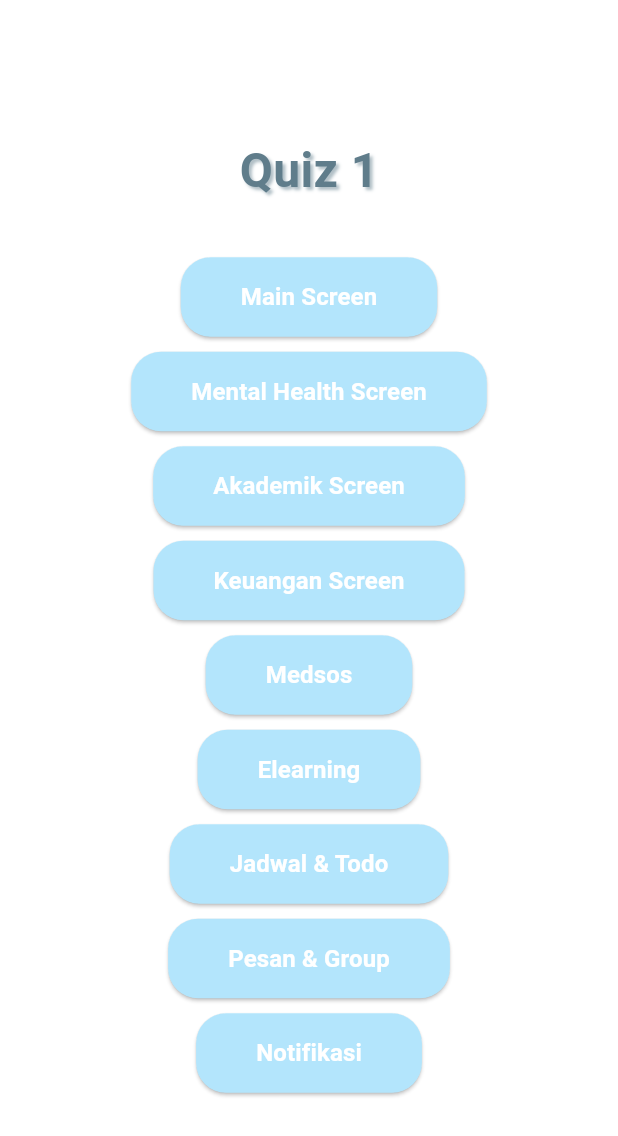
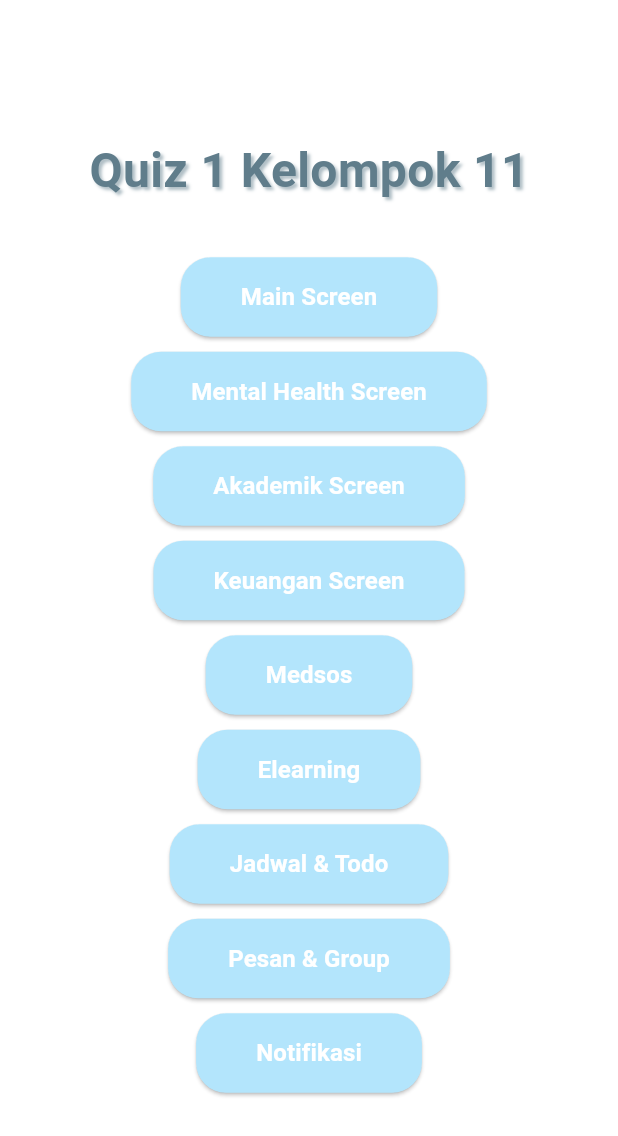
Before and after one commit to rexyyp/Quiz1_KEL11_PROVISC2-2023, a Flutter app: the screen it shows after launch, on a phone screen of 412 x 824 dp. Shown: the top 1136 px of the screen. Run offline on Flutter 3.47's test engine with Material 3 defaults, Android fonts, the phone set to English and light mode, and no system bars; Roboto replaces fonts that are missing (Pacifico).

Commit message:
Update main.dart

```diff
--- a/lib/main.dart
+++ b/lib/main.dart
@@ -53,7 +53,7 @@ class QuizScreen extends StatelessWidget {
             mainAxisAlignment: MainAxisAlignment.center,
             children: [
               Text(
-                "Quiz 1",
+                "Quiz 1 Kelompok 11",
                 style: TextStyle(
                   fontSize: 32,
                   fontWeight: FontWeight.bold,
```
